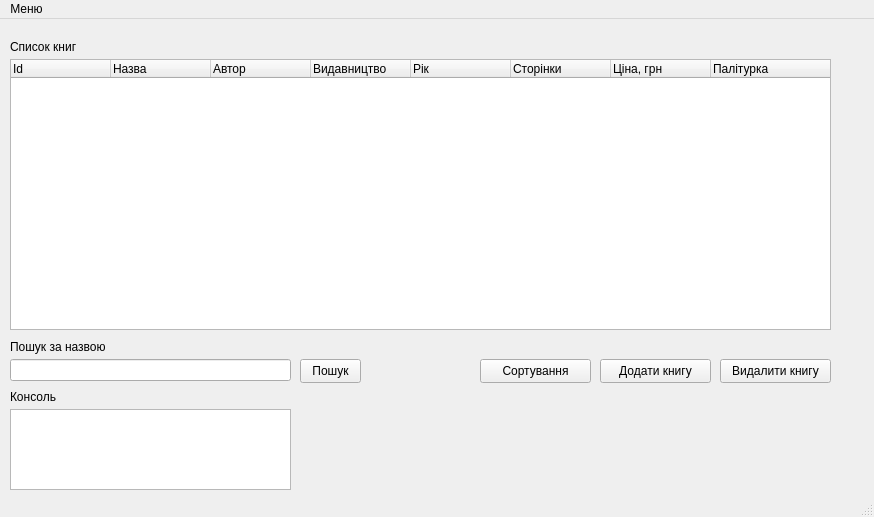
First picture: the form in mainwindow.ui, repository vitkarino/dkr-cpp, before the edit.
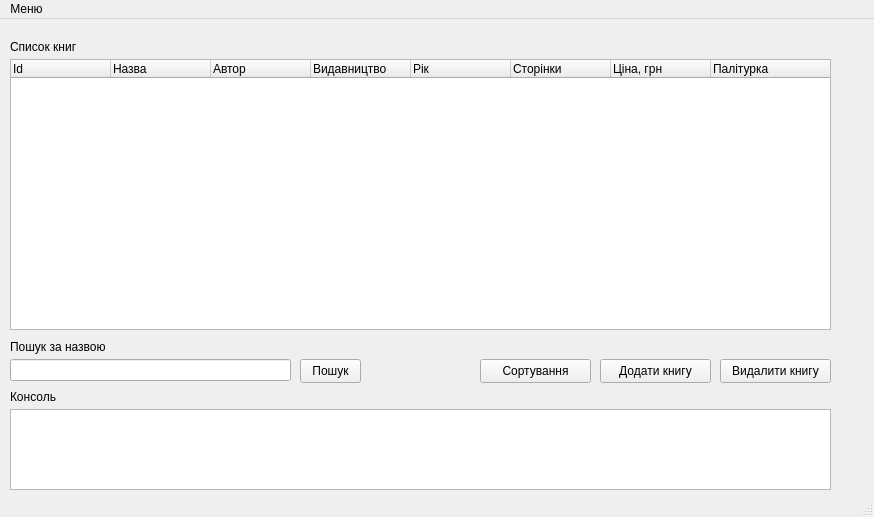
Second picture: the form after the edit.

The edit to the form file:
```diff
--- a/mainwindow.ui
+++ b/mainwindow.ui
@@ -61,7 +61,7 @@
      <rect>
       <x>10</x>
       <y>390</y>
-      <width>281</width>
+      <width>821</width>
       <height>81</height>
      </rect>
     </property>
```
Left out of the diff: 36 changed lines with no effect on the pictures.
